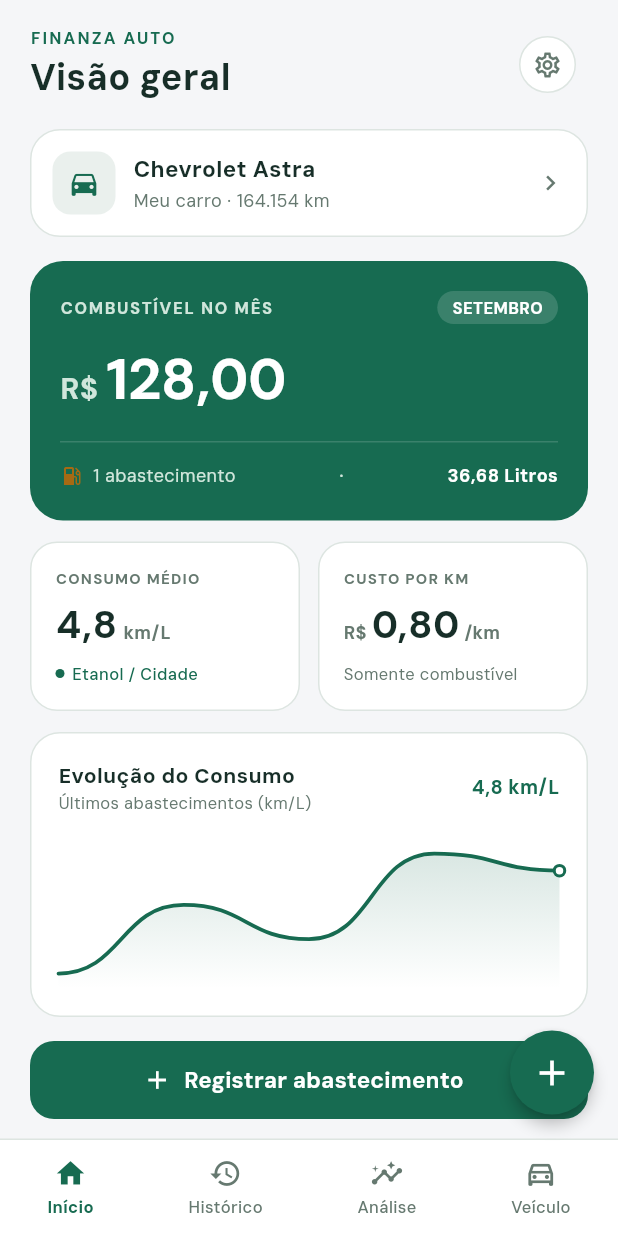
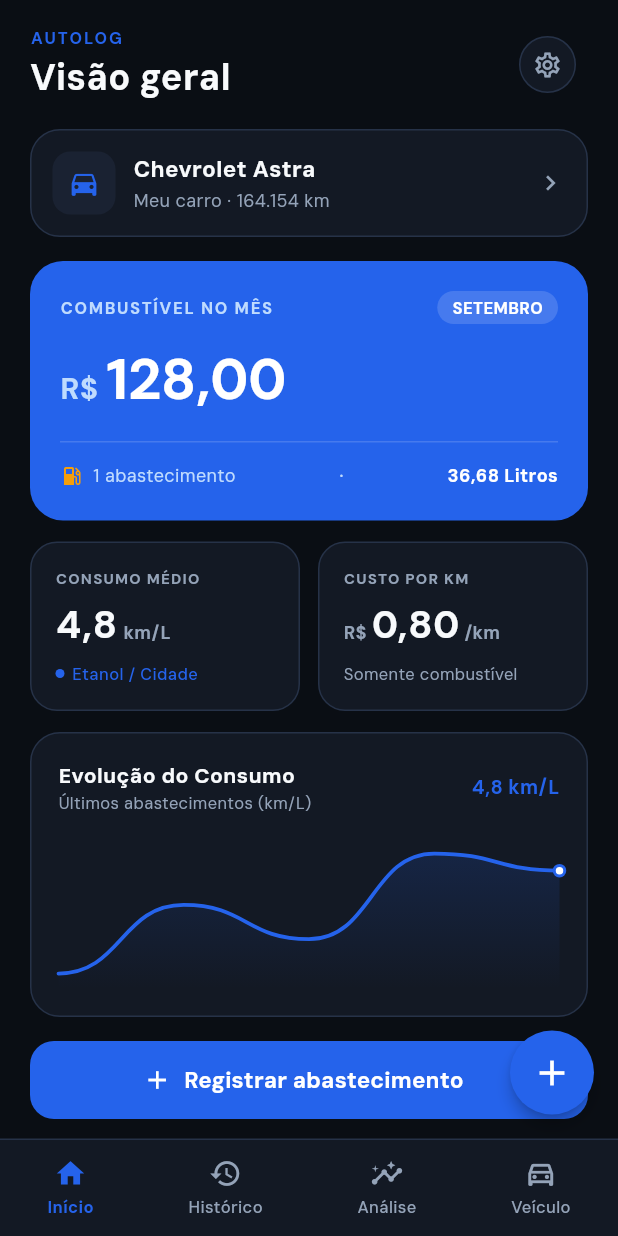
Before and after one commit to Jeffersonf/finanza-auto, a Flutter app: the screen it shows after launch, on a phone screen of 412 x 824 dp. Run offline on Flutter 3.47's test engine with Material 3 defaults, Android fonts, the phone set to English and light mode, and no system bars; our stand-ins replace shared_preferences; network calls fail.

Commit message:
feat: rebranding AutoLog v2.3.5 - nova paleta Cobalt & Âmbar, novo ícone automotivo e persistência de tema

```diff
--- a/mobile/lib/main.dart
+++ b/mobile/lib/main.dart
@@ -12,45 +12,45 @@ import 'package:shared_preferences/shared_preferences.dart';
 import 'updater_service.dart';
 
 // Version and API Constants
-const String appVersion = '2.3.4';
-const int appBuildNumber = 26;
+const String appVersion = '2.3.5';
+const int appBuildNumber = 27;
 const String cloudflareSyncUrl = 'https://finanza-auto.jeffef.workers.dev/api/sync';
 
 /// Dynamic Theme State Notifiers
-final ValueNotifier<bool> isDarkMode = ValueNotifier<bool>(false);
-
-/// App Theme Tokens (Strictly adhering to official redesign briefing)
+final ValueNotifier<bool> isDarkMode = ValueNotifier<bool>(true);
+
+/// App Theme Tokens (AutoLog - Cobalt & Âmbar)
 class AppTheme {
   // Surfaces & Backgrounds
-  static Color get background => isDarkMode.value ? const Color(0xFF101715) : const Color(0xFFF5F6F8);
-  static Color get card => isDarkMode.value ? const Color(0xFF18221F) : const Color(0xFFFFFFFF);
-  static Color get cardSubtle => isDarkMode.value ? const Color(0xFF202D29) : const Color(0xFFEAF0ED);
-  static Color get border => isDarkMode.value ? const Color(0xFF2A3A35) : const Color(0xFFDDE5E1);
-  static Color get trackLine => isDarkMode.value ? const Color(0xFF2A3A35) : const Color(0xFFE2E8F0);
-
-  // Verde Petróleo & Accents
-  static const Color primary = Color(0xFF176B51); // Verde Petróleo Principal
-  static const Color primaryHover = Color(0xFF135943);
+  static Color get background => isDarkMode.value ? const Color(0xFF0A0E14) : const Color(0xFFF8FAFC);
+  static Color get card => isDarkMode.value ? const Color(0xFF131924) : const Color(0xFFFFFFFF);
+  static Color get cardSubtle => isDarkMode.value ? const Color(0xFF1A2232) : const Color(0xFFF1F5F9);
+  static Color get border => isDarkMode.value ? const Color(0xFF263248) : const Color(0xFFE2E8F0);
+  static Color get trackLine => isDarkMode.value ? const Color(0xFF1E293B) : const Color(0xFFE2E8F0);
+
+  // Cobalt Blue & Accents
+  static const Color primary = Color(0xFF2563EB); // Cobalt Blue Principal
+  static const Color primaryHover = Color(0xFF1D4ED8);
   static const Color primaryForeground = Colors.white;
-  static Color get primarySoft => isDarkMode.value ? const Color(0xFF1C3A31) : const Color(0xFFDDEDE5);
-  static Color get primarySoftText => const Color(0xFF176B51);
-  static Color get textOnDarkGreen => const Color(0xFFD0E6DB);
+  static Color get primarySoft => isDarkMode.value ? const Color(0xFF1E293B) : const Color(0xFFEFF6FF);
+  static Color get primarySoftText => const Color(0xFF2563EB);
+  static Color get textOnDarkGreen => const Color(0xFFBFDBFE); // Soft cobalt highlight for primary card
 
   // Âmbar (Combustível e Tanque Parcial)
-  static const Color accentAmber = Color(0xFFA66A13);
+  static const Color accentAmber = Color(0xFFF59E0B);
   static const Color amberSoft = Color(0xFFFEF3C7);
 
-  // Typography Colors
-  static Color get textMain => isDarkMode.value ? const Color(0xFFF1F5F3) : const Color(0xFF172E28);
-  static Color get textMuted => isDarkMode.value ? const Color(0xFF8B9D95) : const Color(0xFF667970);
-  static Color get textLight => isDarkMode.value ? const Color(0xFF667970) : const Color(0xFF94A3B8);
+  // Typography Colors (Slate Neutrals - Zero Green)
+  static Color get textMain => isDarkMode.value ? const Color(0xFFF8FAFC) : const Color(0xFF0F172A);
+  static Color get textMuted => isDarkMode.value ? const Color(0xFF94A3B8) : const Color(0xFF64748B);
+  static Color get textLight => isDarkMode.value ? const Color(0xFF64748B) : const Color(0xFF94A3B8);
 
   // Status Colors
-  static const Color fuelOrange = Color(0xFFA66A13);
-  static const Color servicePurple = Color(0xFF6366F1);
+  static const Color fuelOrange = Color(0xFFF59E0B);
+  static const Color servicePurple = Color(0xFF8B5CF6);
   static const Color expenseBlue = Color(0xFF0284C7);
-  static const Color reminderAlert = Color(0xFFDC2626);
-  static const Color economyGreen = Color(0xFF176B51);
+  static const Color reminderAlert = Color(0xFFEF4444);
+  static const Color economyGreen = Color(0xFF2563EB);
 }
 
 /// Vehicle Model (Preserving Chevrolet Astra specs: 52L tank, ~164.154 km)
@@ -296,7 +296,7 @@ class FinanzaAutoApp extends StatelessWidget {
       valueListenable: isDarkMode,
       builder: (context, isDark, _) {
         return MaterialApp(
-          title: 'Finanza Auto',
+          title: 'AutoLog',
           debugShowCheckedModeBanner: false,
           theme: ThemeData(
             useMaterial3: true,
@@ -997,7 +997,7 @@ class _FinanzaAutoHomePageState extends State<FinanzaAutoHomePage> {
             children: [
               const CircularProgressIndicator(color: AppTheme.primary),
               const SizedBox(height: 16),
-              Text('Carregando Finanza Auto...', style: TextStyle(color: AppTheme.textMuted, fontSize: 14)),
+              Text('Carregando AutoLog...', style: TextStyle(color: AppTheme.textMuted, fontSize: 14)),
             ],
           ),
         ),
@@ -1369,7 +1369,7 @@ class HomeOverviewTab extends StatelessWidget {
               crossAxisAlignment: CrossAxisAlignment.start,
               children: [
                 const Text(
-                  'FINANZA AUTO',
+                  'AUTOLOG',
                   style: TextStyle(
                     fontSize: 11,
                     fontWeight: FontWeight.bold,
@@ -2422,8 +2422,12 @@ class VehicleTab extends StatelessWidget {
           icon: Icons.dark_mode_outlined,
           title: 'Modo Escuro / Claro',
           subtitle: 'Alternar contraste visual',
-          onTap: () {
+          onTap: () async {
             isDarkMode.value = !isDarkMode.value;
+            try {
+              final prefs = await SharedPreferences.getInstance();
+              await prefs.setBool('finanza_auto_is_dark', isDarkMode.value);
+            } catch (_) {}
           },
         ),
         const SizedBox(height: 40),
--- a/mobile/pubspec.yaml
+++ b/mobile/pubspec.yaml
@@ -1,7 +1,7 @@
 name: finanza_auto
 description: Módulo Carro do Finanza com dados locais reais.
 publish_to: 'none'
-version: 2.3.4+26
+version: 2.3.5+27
 
 environment:
   sdk: '>=3.6.0 <4.0.0'
--- a/version.json
+++ b/version.json
@@ -1,8 +1,8 @@
 {
-  "version": "2.3.4",
-  "buildNumber": 26,
-  "releaseTag": "v2.3.4",
-  "downloadUrl": "https://github.com/Jeffersonf/finanza-auto/releases/download/v2.3.4/app-release.apk",
-  "releaseNotes": "Finanza Auto 2.3.4: Redesign completo contemporâneo inspirado no Drivvo e Figma oficial (Verde Petróleo #176B51, Fundo Claro #F5F6F8, Cartões Brancos, 4 abas de navegação, formulário ágil de abastecimento com cálculo recíproco e novo ícone Android).",
-  "releasedAt": "2026-09-17"
+  "version": "2.3.5",
+  "buildNumber": 27,
+  "releaseTag": "v2.3.5",
+  "downloadUrl": "https://github.com/Jeffersonf/finanza-auto/releases/download/v2.3.5/app-release.apk",
+  "releaseNotes": "AutoLog 2.3.5: Redesign completo com nova identidade Cobalt Blue & Âmbar automotivo (zero verde), novo ícone de alta precisão e persistência confiável de tema escuro/claro.",
+  "releasedAt": "2026-09-18"
 }
--- a/web_dist/version.json
+++ b/web_dist/version.json
@@ -1,8 +1,8 @@
 {
-  "version": "2.3.4",
-  "buildNumber": 26,
-  "releaseTag": "v2.3.4",
-  "downloadUrl": "https://github.com/Jeffersonf/finanza-auto/releases/download/v2.3.4/app-release.apk",
-  "releaseNotes": "Finanza Auto 2.3.4: Redesign completo contemporâneo inspirado no Drivvo e Figma oficial (Verde Petróleo #176B51, Fundo Claro #F5F6F8, Cartões Brancos, 4 abas de navegação, formulário ágil de abastecimento com cálculo recíproco e novo ícone Android).",
-  "releasedAt": "2026-09-17"
+  "version": "2.3.5",
+  "buildNumber": 27,
+  "releaseTag": "v2.3.5",
+  "downloadUrl": "https://github.com/Jeffersonf/finanza-auto/releases/download/v2.3.5/app-release.apk",
+  "releaseNotes": "AutoLog 2.3.5: Redesign completo com nova identidade Cobalt Blue & Âmbar automotivo (zero verde), novo ícone de alta precisão e persistência confiável de tema escuro/claro.",
+  "releasedAt": "2026-09-18"
 }
```
Also changed, not shown: mobile/android-addon/src/main/res/mipmap-hdpi/ic_launcher.png, mobile/android-addon/src/main/res/mipmap-mdpi/ic_launcher.png, mobile/android-addon/src/main/res/mipmap-xhdpi/ic_launcher.png, mobile/android-addon/src/main/res/mipmap-xxhdpi/ic_launcher.png, mobile/android-addon/src/main/res/mipmap-xxxhdpi/ic_launcher.png, mobile/assets/icon.png, 2 other files.
